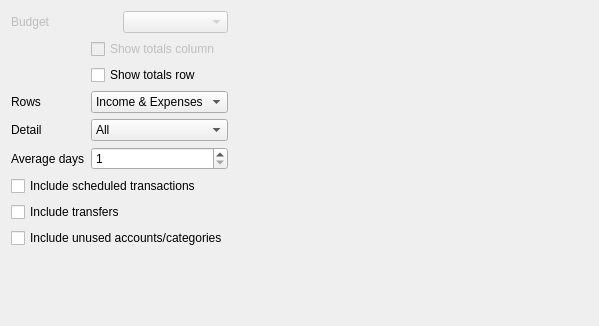
Above: kmymoney/plugins/views/reports/reporttabrowcolpivot.ui from KDE/kmymoney before the change. Below: the same form after it.
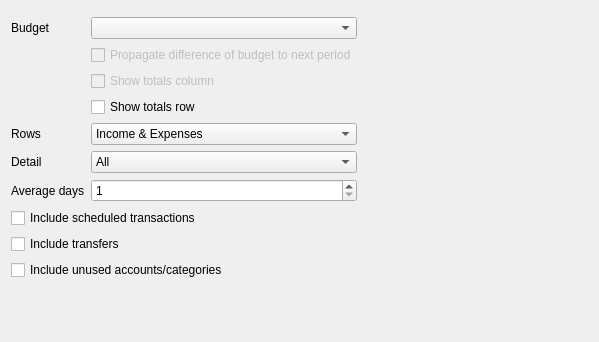
That is the form after the change. Custom widgets are drawn as their Qt base class.

Commit message: Propagate leftover/overdrawn budget of one period into next

Diff of the .ui file:
```diff
--- a/kmymoney/plugins/views/reports/reporttabrowcolpivot.ui
+++ b/kmymoney/plugins/views/reports/reporttabrowcolpivot.ui
@@ -7,7 +7,7 @@
     <x>0</x>
     <y>0</y>
     <width>599</width>
-    <height>326</height>
+    <height>342</height>
    </rect>
   </property>
   <property name="windowTitle">
@@ -24,54 +24,7 @@
     <layout class="QHBoxLayout">
      <item>
       <layout class="QGridLayout" name="m_gridLayout">
-       <item row="4" column="0">
-        <widget class="QLabel" name="textLabel6">
-         <property name="text">
-          <string>Detail</string>
-         </property>
-         <property name="wordWrap">
-          <bool>false</bool>
-         </property>
-        </widget>
-       </item>
-       <item row="3" column="1">
-        <widget class="KComboBox" name="m_comboRows">
-         <property name="toolTip">
-          <string>&lt;p&gt;Choose what kind of accounts to display as the rows of this report.&lt;/p&gt;</string>
-         </property>
-         <item>
-          <property name="text">
-           <string>Income &amp; Expenses</string>
-          </property>
-         </item>
-         <item>
-          <property name="text">
-           <string>Assets &amp; Liabilities</string>
-          </property>
-         </item>
-        </widget>
-       </item>
-       <item row="3" column="0">
-        <widget class="QLabel" name="m_rowsLabel">
-         <property name="text">
-          <string>Rows</string>
-         </property>
-         <property name="wordWrap">
-          <bool>false</bool>
-         </property>
-        </widget>
-       </item>
-       <item row="1" column="1">
-        <widget class="QCheckBox" name="m_checkTotalColumn">
-         <property name="enabled">
-          <bool>false</bool>
-         </property>
-         <property name="text">
-          <string>Show totals column</string>
-         </property>
-        </widget>
-       </item>
-       <item row="5" column="0">
+       <item row="7" column="0">
         <widget class="QLabel" name="m_movingAverageLabel">
          <property name="text">
           <string>Average days</string>
@@ -81,7 +34,7 @@
          </property>
         </widget>
        </item>
-       <item row="5" column="1">
+       <item row="7" column="1">
         <widget class="QSpinBox" name="m_movingAverageDays">
          <property name="minimum">
           <number>1</number>
@@ -91,14 +44,31 @@
          </property>
         </widget>
        </item>
+       <item row="5" column="0">
+        <widget class="QLabel" name="m_rowsLabel">
+         <property name="text">
+          <string>Rows</string>
+         </property>
+         <property name="wordWrap">
+          <bool>false</bool>
+         </property>
+        </widget>
+       </item>
        <item row="4" column="1">
-        <widget class="KComboBox" name="m_comboDetail">
+        <widget class="QCheckBox" name="m_checkTotalRow">
+         <property name="text">
+          <string>Show totals row</string>
+         </property>
+        </widget>
+       </item>
+       <item row="5" column="1">
+        <widget class="KComboBox" name="m_comboRows">
          <property name="toolTip">
           <string>&lt;p&gt;Choose what kind of accounts to display as the rows of this report.&lt;/p&gt;</string>
          </property>
          <item>
           <property name="text">
-           <string comment="@item all accounts">All</string>
+           <string>Income &amp; Expenses</string>
           </property>
          </item>
          <item>
@@ -106,16 +76,16 @@
            <string>Top-Level</string>
           </property>
          </item>
-         <item>
-          <property name="text">
-           <string>Groups</string>
-          </property>
-         </item>
-         <item>
-          <property name="text">
-           <string>Totals</string>
-          </property>
-         </item>
+        </widget>
+       </item>
+       <item row="3" column="1">
+        <widget class="QCheckBox" name="m_checkTotalColumn">
+         <property name="enabled">
+          <bool>false</bool>
+         </property>
+         <property name="text">
+          <string>Show totals column</string>
+         </property>
         </widget>
        </item>
        <item row="0" column="0" colspan="2">
@@ -133,26 +103,78 @@
           <property name="margin">
            <number>0</number>
           </property>
-          <item>
-           <widget class="QLabel" name="textLabel1">
-            <property name="text">
-             <string>Budget</string>
-            </property>
-            <property name="wordWrap">
-             <bool>false</bool>
-            </property>
-           </widget>
-          </item>
-          <item>
-           <widget class="KMyMoneyGeneralCombo" name="m_comboBudget"/>
-          </item>
+          <property name="topMargin">
+           <number>0</number>
+          </property>
+          <property name="rightMargin">
+           <number>0</number>
+          </property>
+          <property name="bottomMargin">
+           <number>0</number>
+          </property>
          </layout>
         </widget>
        </item>
+       <item row="1" column="0">
+        <widget class="QLabel" name="textLabel1">
+         <property name="text">
+          <string>Budget</string>
+         </property>
+         <property name="wordWrap">
+          <bool>false</bool>
+         </property>
+        </widget>
+       </item>
+       <item row="1" column="1">
+        <widget class="KMyMoneyGeneralCombo" name="m_comboBudget"/>
+       </item>
+       <item row="6" column="0">
+        <widget class="QLabel" name="textLabel6">
+         <property name="text">
+          <string>Detail</string>
+         </property>
+         <property name="wordWrap">
+          <bool>false</bool>
+         </property>
+        </widget>
+       </item>
+       <item row="6" column="1">
+        <widget class="KComboBox" name="m_comboDetail">
+         <property name="toolTip">
+          <string>&lt;p&gt;Choose what kind of accounts to display as the rows of this report.&lt;/p&gt;</string>
+         </property>
+         <item>
+          <property name="text">
+           <string comment="@item all accounts">All</string>
+          </property>
+         </item>
+         <item>
+          <property name="text">
+           <string>Top-Level</string>
+          </property>
+         </item>
+         <item>
+          <property name="text">
+           <string>Groups</string>
+          </property>
+         </item>
+         <item>
+          <property name="text">
+           <string>Totals</string>
+          </property>
+         </item>
+        </widget>
+       </item>
        <item row="2" column="1">
-        <widget class="QCheckBox" name="m_checkTotalRow">
+        <widget class="QCheckBox" name="m_propagateRemainder">
+         <property name="enabled">
+          <bool>false</bool>
+         </property>
+         <property name="toolTip">
+          <string>Check this to propagate the difference of one period to the budget of the next period.</string>
+         </property>
          <property name="text">
-          <string>Show totals row</string>
+          <string>Propagate difference of budget to next period</string>
          </property>
         </widget>
        </item>
```
Left out of the diff: 4 changed lines with no effect on the pictures. The commit also changes 7 other files.
